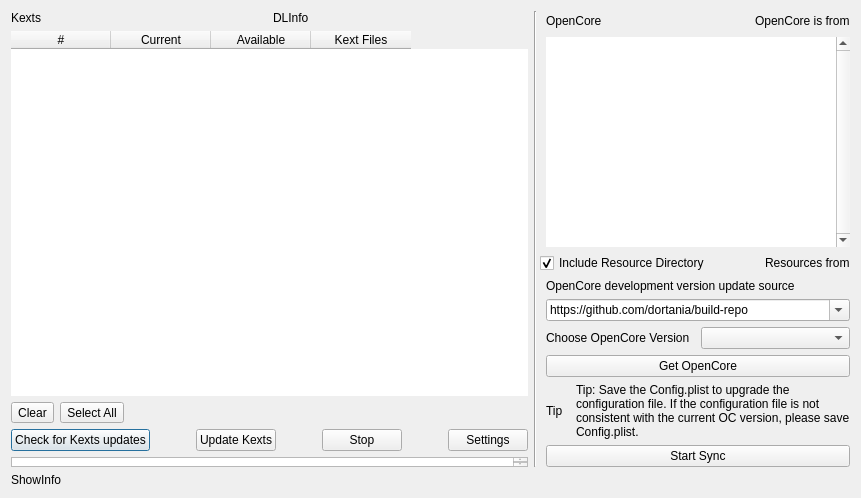
Before: the Qt Designer form syncocdialog.ui in ic005k/OCAuxiliaryTools, drawn with Qt 5.
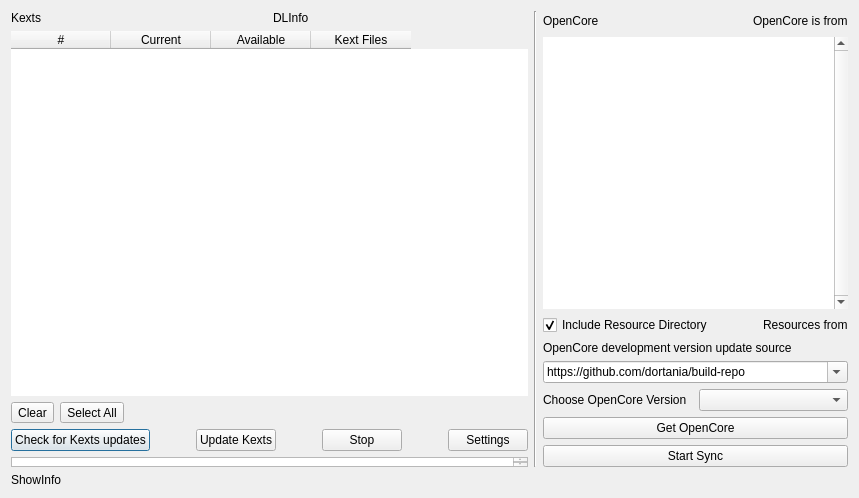
After: the same form once the commit is applied.

```diff
--- a/syncocdialog.ui
+++ b/syncocdialog.ui
@@ -6,15 +6,15 @@
    <rect>
     <x>0</x>
     <y>0</y>
-    <width>861</width>
+    <width>859</width>
     <height>498</height>
    </rect>
   </property>
   <property name="windowTitle">
    <string>Sync OC</string>
   </property>
-  <layout class="QGridLayout" name="gridLayout_2">
-   <item row="0" column="0" rowspan="8">
+  <layout class="QGridLayout" name="gridLayout">
+   <item row="0" column="0" rowspan="7">
     <layout class="QVBoxLayout" name="verticalLayout">
      <item>
       <layout class="QHBoxLayout" name="horizontalLayout">
@@ -209,14 +209,14 @@
      </item>
     </layout>
    </item>
-   <item row="0" column="1" rowspan="8" colspan="2">
+   <item row="0" column="1" rowspan="7">
     <widget class="Line" name="line">
      <property name="orientation">
       <enum>Qt::Vertical</enum>
      </property>
     </widget>
    </item>
-   <item row="0" column="3">
+   <item row="0" column="2">
     <layout class="QGridLayout" name="gridLayout_6">
      <item row="0" column="2">
       <widget class="QLabel" name="lblOCFrom">
@@ -250,7 +250,7 @@
      </item>
     </layout>
    </item>
-   <item row="1" column="3">
+   <item row="1" column="2">
     <widget class="QListWidget" name="listOpenCore">
      <property name="minimumSize">
       <size>
@@ -278,7 +278,7 @@
      </property>
     </widget>
    </item>
-   <item row="2" column="2" colspan="2">
+   <item row="2" column="2">
     <layout class="QGridLayout" name="gridLayout_7">
      <item row="0" column="1">
       <spacer name="horizontalSpacer_3">
@@ -315,7 +315,7 @@
      </item>
     </layout>
    </item>
-   <item row="3" column="3">
+   <item row="3" column="2">
     <layout class="QVBoxLayout" name="verticalLayout_3">
      <item>
       <widget class="QLabel" name="lblDevSource">
@@ -348,7 +348,7 @@
      </item>
     </layout>
    </item>
-   <item row="4" column="3">
+   <item row="4" column="2">
     <layout class="QHBoxLayout" name="horizontalLayout_5">
      <item>
       <widget class="QLabel" name="lblOCVersions">
@@ -362,42 +362,21 @@
      </item>
     </layout>
    </item>
-   <item row="5" column="3">
+   <item row="5" column="2">
     <widget class="QPushButton" name="btnUpdateOC">
      <property name="text">
       <string>Get OpenCore</string>
      </property>
     </widget>
    </item>
-   <item row="6" column="3">
-    <layout class="QGridLayout" name="gridLayout">
-     <item row="0" column="0">
-      <widget class="QLabel" name="label">
-       <property name="text">
-        <string>Tip</string>
-       </property>
-      </widget>
-     </item>
-     <item row="0" column="1">
-      <widget class="QLabel" name="label_2">
-       <property name="text">
-        <string>Tip: Save the Config.plist to upgrade the configuration file. If the configuration file is not consistent with the current OC version, please save Config.plist.</string>
-       </property>
-       <property name="wordWrap">
-        <bool>true</bool>
-       </property>
-      </widget>
-     </item>
-    </layout>
-   </item>
-   <item row="7" column="3">
+   <item row="6" column="2">
     <widget class="QPushButton" name="btnStartSync">
      <property name="text">
       <string>Start Sync</string>
      </property>
     </widget>
    </item>
-   <item row="8" column="0" colspan="4">
+   <item row="7" column="0" colspan="3">
     <layout class="QHBoxLayout" name="horizontalLayout_2">
      <item>
       <widget class="QLabel" name="lblShowInfo">
```
